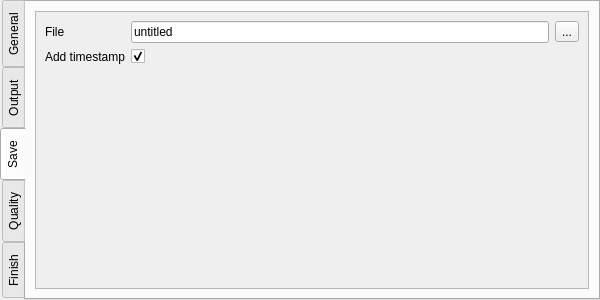
This is QChromosome/rendersettings.ui in Michalaq/ChromosomeVisualizer as Qt 5 draws it before an edit. The edited form follows.
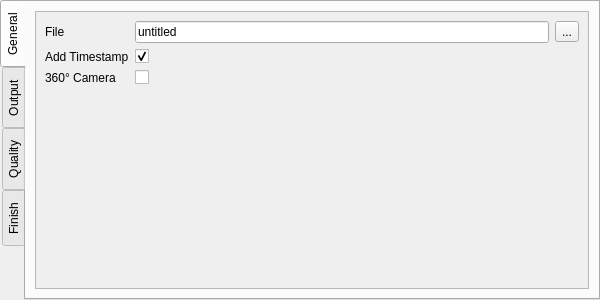
This is the edited form. The open tabs and pages were chosen to show the change.

The edit to the form file:
```diff
--- a/QChromosome/rendersettings.ui
+++ b/QChromosome/rendersettings.ui
@@ -65,10 +65,96 @@
   <property name="currentIndex">
    <number>4</number>
   </property>
-  <widget class="QWidget" name="tabGeneral">
+  <widget class="QWidget" name="tabSave">
    <attribute name="title">
     <string>General</string>
    </attribute>
+   <layout class="QGridLayout" name="gridLayout_3">
+    <item row="0" column="0">
+     <widget class="QScrollArea" name="scrollArea_2">
+      <property name="widgetResizable">
+       <bool>true</bool>
+      </property>
+      <widget class="QWidget" name="scrollAreaWidgetContents_2">
+       <property name="geometry">
+        <rect>
+         <x>0</x>
+         <y>0</y>
+         <width>412</width>
+         <height>282</height>
+        </rect>
+       </property>
+       <layout class="QGridLayout" name="gridLayout_4">
+        <item row="3" column="0" colspan="3">
+         <spacer name="verticalSpacer_2">
+          <property name="orientation">
+           <enum>Qt::Vertical</enum>
+          </property>
+          <property name="sizeHint" stdset="0">
+           <size>
+            <width>20</width>
+            <height>40</height>
+           </size>
+          </property>
+         </spacer>
+        </item>
+        <item row="0" column="2">
+         <widget class="QToolButton" name="toolButton">
+          <property name="text">
+           <string>...</string>
+          </property>
+         </widget>
+        </item>
+        <item row="0" column="0">
+         <widget class="QLabel" name="label_4">
+          <property name="text">
+           <string>File</string>
+          </property>
+         </widget>
+        </item>
+        <item row="1" column="1">
+         <widget class="QCheckBox" name="timestampCheckBox">
+          <property name="text">
+           <string/>
+          </property>
+          <property name="checked">
+           <bool>true</bool>
+          </property>
+         </widget>
+        </item>
+        <item row="1" column="0">
+         <widget class="QLabel" name="label_15">
+          <property name="text">
+           <string>Add Timestamp</string>
+          </property>
+         </widget>
+        </item>
+        <item row="0" column="1">
+         <widget class="QLineEdit" name="lineEdit">
+          <property name="text">
+           <string>untitled</string>
+          </property>
+         </widget>
+        </item>
+        <item row="2" column="0">
+         <widget class="QLabel" name="label_24">
+          <property name="text">
+           <string>360° Camera</string>
+          </property>
+         </widget>
+        </item>
+        <item row="2" column="1">
+         <widget class="QCheckBox" name="cam360CheckBox">
+          <property name="text">
+           <string/>
+          </property>
+         </widget>
+        </item>
+       </layout>
+      </widget>
+     </widget>
+    </item>
+   </layout>
   </widget>
   <widget class="QWidget" name="tabOutput">
    <attribute name="title">
@@ -275,83 +361,6 @@
     </item>
    </layout>
   </widget>
-  <widget class="QWidget" name="tabSave">
-   <attribute name="title">
-    <string>Save</string>
-   </attribute>
-   <layout class="QGridLayout" name="gridLayout_3">
-    <item row="0" column="0">
-     <widget class="QScrollArea" name="scrollArea_2">
-      <property name="widgetResizable">
-       <bool>true</bool>
-      </property>
-      <widget class="QWidget" name="scrollAreaWidgetContents_2">
-       <property name="geometry">
-        <rect>
-         <x>0</x>
-         <y>0</y>
-         <width>412</width>
-         <height>282</height>
-        </rect>
-       </property>
-       <layout class="QGridLayout" name="gridLayout_4">
-        <item row="0" column="2">
-         <widget class="QToolButton" name="toolButton">
-          <property name="text">
-           <string>...</string>
-          </property>
-         </widget>
-        </item>
-        <item row="0" column="0">
-         <widget class="QLabel" name="label_4">
-          <property name="text">
-           <string>File</string>
-          </property>
-         </widget>
-        </item>
-        <item row="0" column="1">
-         <widget class="QLineEdit" name="lineEdit">
-          <property name="text">
-           <string>untitled</string>
-          </property>
-         </widget>
-        </item>
-        <item row="2" column="0" colspan="3">
-         <spacer name="verticalSpacer_2">
-          <property name="orientation">
-           <enum>Qt::Vertical</enum>
-          </property>
-          <property name="sizeHint" stdset="0">
-           <size>
-            <width>20</width>
-            <height>40</height>
-           </size>
-          </property>
-         </spacer>
-        </item>
-        <item row="1" column="0">
-         <widget class="QLabel" name="label_15">
-          <property name="text">
-           <string>Add timestamp</string>
-          </property>
-         </widget>
-        </item>
-        <item row="1" column="1">
-         <widget class="QCheckBox" name="timestampCheckBox">
-          <property name="text">
-           <string/>
-          </property>
-          <property name="checked">
-           <bool>true</bool>
-          </property>
-         </widget>
-        </item>
-       </layout>
-      </widget>
-     </widget>
-    </item>
-   </layout>
-  </widget>
   <widget class="QWidget" name="tabQuality">
    <attribute name="title">
     <string>Quality</string>
```
Left out of the diff: 6 changed lines with no effect on the pictures.
